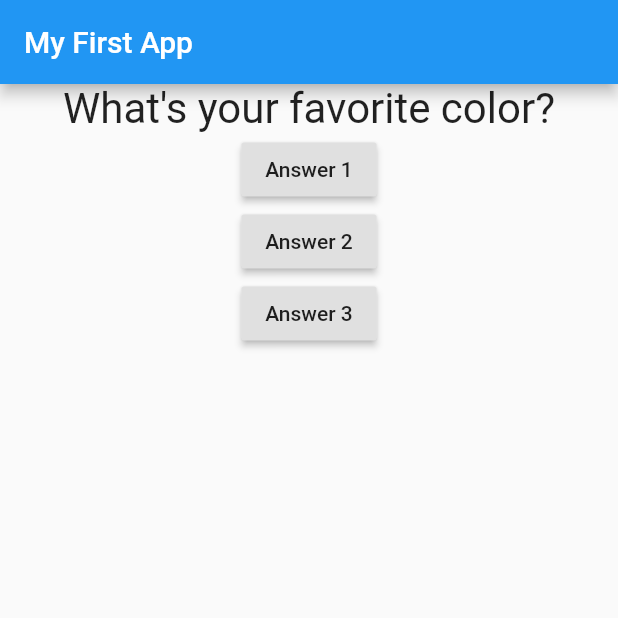
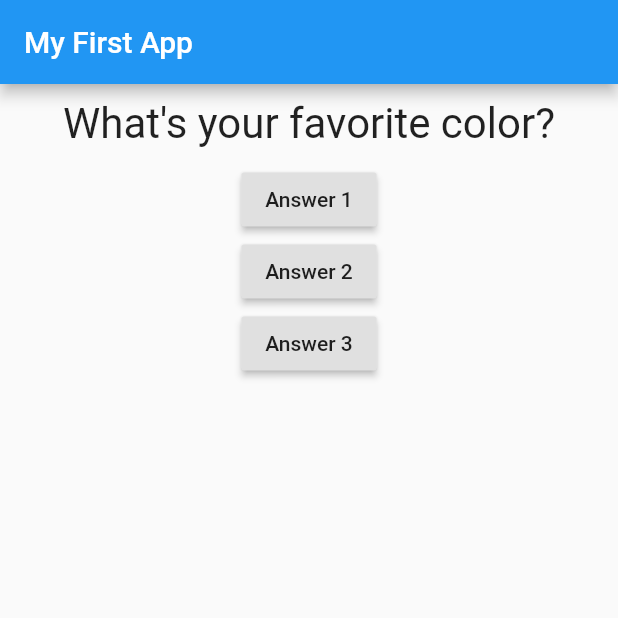
Before and after one commit to MatthieuNadeau96/flutter_guide, a Flutter app: the screen it shows after launch, on a phone screen of 412 x 824 dp, the top half of it. Run offline on Flutter 3.47's test engine with Material 2 defaults, Android fonts, the phone set to English and light mode, and no system bars.

Commit message:
added margin to the question widget

```diff
--- a/lib/question.dart
+++ b/lib/question.dart
@@ -9,6 +9,7 @@ class Question extends StatelessWidget {
   Widget build(BuildContext context) {
     return Container(
       width: double.infinity,
+      margin: EdgeInsets.all(10),
       child: Text(
         questionText,
         style: TextStyle(fontSize: 28),
```
